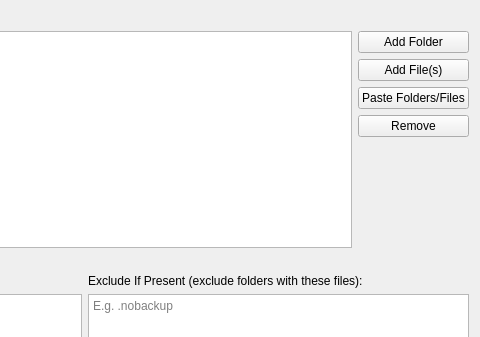
The window that src/vorta/assets/UI/sourcetab.ui (borgbase/vorta) describes before a commit, drawn with Qt 5; both pictures show x 311 to 791 and y 0 to 337 of the 791 by 497 pixel window.
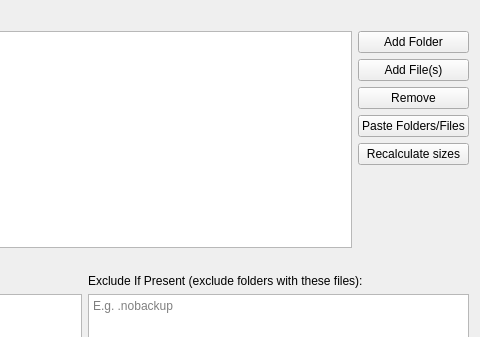
The same window after the commit.

Commit message: Display number of files and sizes in source tab. By @XXXBold (#617)

The edit to the form file:
```diff
--- a/src/vorta/assets/UI/sourcetab.ui
+++ b/src/vorta/assets/UI/sourcetab.ui
@@ -61,6 +61,13 @@
          </property>
         </widget>
        </item>
+       <item>
+        <widget class="QPushButton" name="sourceRemove">
+         <property name="text">
+          <string>Remove</string>
+         </property>
+        </widget>
+       </item>
        <item>
         <widget class="QPushButton" name="paste">
          <property name="toolTip">
@@ -71,13 +78,26 @@
          </property>
         </widget>
        </item>
-       <item alignment="Qt::AlignTop">
-        <widget class="QPushButton" name="sourceRemove">
+       <item>
+        <widget class="QPushButton" name="sourcesUpdate">
          <property name="text">
-          <string>Remove</string>
+          <string>Recalculate sizes</string>
          </property>
         </widget>
        </item>
+       <item>
+        <spacer name="verticalSpacer">
+         <property name="orientation">
+          <enum>Qt::Vertical</enum>
+         </property>
+         <property name="sizeHint" stdset="0">
+          <size>
+           <width>20</width>
+           <height>40</height>
+          </size>
+         </property>
+        </spacer>
+       </item>
       </layout>
      </item>
     </layout>
```
Left out of the diff: 47 changed lines with no effect on the pictures. The commit also changes 5 other files.
